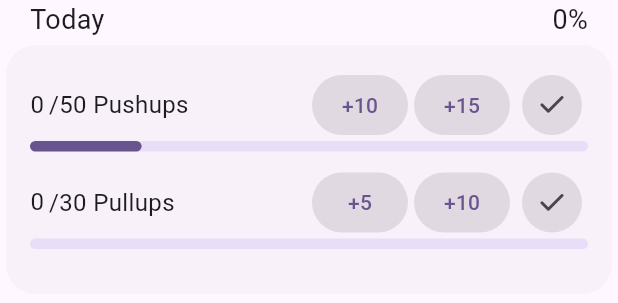
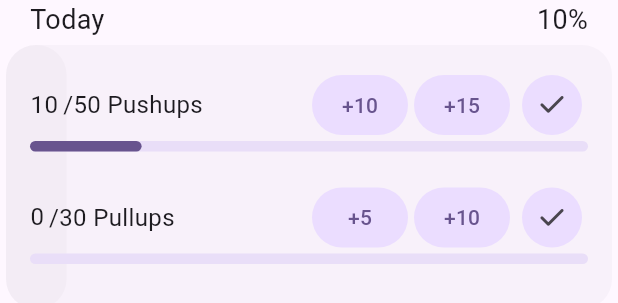
Before and after one commit to jan-kuwert/routine, a Flutter app: the DailyCard widget shown alone on an empty page, opened directly, after a tap on an icon or button, on a phone screen of 412 x 824 dp. Shown: the top 303 px of the screen. Run offline on Flutter 3.47's test engine with Material 3 defaults, Android fonts, the phone set to English and light mode, and no system bars; our stand-ins replace flutter_expandable_fab, isar; accounts and stored records are empty; generated files the repository leaves out were written again.

Commit message:
calculate totalprogress of all exercises in parent (daily_card)

```diff
--- a/assets/exercises.json
+++ b/assets/exercises.json
@@ -2,54 +2,54 @@
     {
       "name": "pushups",
       "type": "repetitions",
-      "max": 50,
+      "goal": 50,
       "button1value": 10,
       "button2value": 15
     },
     {
       "name": "pullups",
       "type": "repetitions",
-      "max": 30,
+      "goal": 30,
       "button1value": 5,
       "button2value": 10
     },
     {
       "name": "squats",
       "type": "repetitions",
-      "max": 50,
+      "goal": 50,
       "button1value": 10,
       "button2value": 15
     },
     {
       "name": "plank",
       "type": "time",
-      "max": 150
+      "goal": 150
     },
     {
       "name": "situps",
       "type": "repetitions",
-      "max": 50,
+      "goal": 50,
       "button1value": 10,
       "button2value": 15
     },
     {
       "name": "leg raises",
       "type": "repetitions",
-      "max": 50,
+      "goal": 50,
       "button1value": 10,
       "button2value": 15
     },
     {
       "name": "russian twists",
       "type": "repetitions",
-      "max": 50,
+      "goal": 50,
       "button1value": 10,
       "button2value": 15
     },
     {
       "name": "mountain climbers",
       "type": "repetitions",
-      "max": 50,
+      "goal": 50,
       "button1value": 10,
       "button2value": 15
     }
--- a/lib/components/daily_card.dart
+++ b/lib/components/daily_card.dart
@@ -22,19 +22,9 @@ class _DailyCardState extends State<DailyCard> {
 
   static const exerciseNames = ['pushups', 'pullups'];
   late Map<String, dynamic> exercises = {};
+  final Map<String, double> _exerciseProgress = {};
 
-  final List<GlobalKey<ExerciseRowState>> _exerciseRowKeys =
-      <GlobalKey<ExerciseRowState>>[
-    for (var i = 0; i < exerciseNames.length; i++)
-      GlobalKey<ExerciseRowState>(),
-  ];
-
-  @override
-  void initState() {
-    super.initState();
-    // We need to use Future.delayed because context isn't available immediately in initState
-    Future.microtask(() => loadExercises());
-  }
+  double totalProgress = 0.0;
 
   Future<void> loadExercises() async {
     try {
@@ -55,26 +45,33 @@ class _DailyCardState extends State<DailyCard> {
       });
     } catch (e) {
       debugPrint('Error loading Exercises: $e');
+
       exercises = {};
     }
   }
 
-  // Getter for progress calculation
-  double get totalProgress {
-    double totalCounter = 0;
-    for (var exercise in exercises.entries) {
-      totalCounter += _exerciseRowKeys[exerciseNames.indexOf(exercise.key)]
-              .currentState
-              ?.counter ??
-          0;
-    }
-    return totalCounter;
+  final List<GlobalKey<ExerciseRowState>> _exerciseRowKeys =
+      <GlobalKey<ExerciseRowState>>[
+    for (var i = 0; i < exerciseNames.length; i++)
+      GlobalKey<ExerciseRowState>(),
+  ];
+
+  void _updateProgress(String exerciseName, double progress) {
+    _exerciseProgress[exerciseName] = progress;
+
+    debugPrint('Progress: $_exerciseProgress');
+
+    totalProgress =
+        _exerciseProgress.values.reduce((a, b) => a + b) / exerciseNames.length;
+    setState(() {}); // Only rebuild when total progress changes
   }
 
-  int pushupCounter = 0;
-  int maxPushups = 50;
-  int pullupCounter = 0;
-  int maxPullups = 25;
+  @override
+  void initState() {
+    super.initState();
+    // We need to use Future.delayed because context isn't available immediately in initState
+    Future.microtask(() => loadExercises());
+  }
 
   @override
   void dispose() {
@@ -92,10 +89,7 @@ class _DailyCardState extends State<DailyCard> {
             Row(
               children: [
                 Text(widget.title, style: const TextStyle(fontSize: 18.0)),
-                if (exerciseNames.isNotEmpty &&
-                    ((pushupCounter / maxPushups + pullupCounter / maxPullups) /
-                            2) ==
-                        1)
+                if (exerciseNames.isNotEmpty && totalProgress >= 1)
                   const Padding(
                     padding: EdgeInsets.only(left: 8.0),
                     child: Icon(
@@ -106,8 +100,7 @@ class _DailyCardState extends State<DailyCard> {
               ],
             ),
             if (exerciseNames.isNotEmpty)
-              Text(
-                  '${(((pushupCounter / maxPushups + pullupCounter / maxPullups) / 2) * 100).round()}%',
+              Text('${(totalProgress * 100).round()}%',
                   style: const TextStyle(fontSize: 18.0)),
           ],
         ),
@@ -124,11 +117,9 @@ class _DailyCardState extends State<DailyCard> {
               Positioned.fill(
                 child: exerciseNames.isNotEmpty
                     ? LinearProgressIndicator(
-                        value: (pushupCounter / maxPushups +
-                                pullupCounter / maxPullups) /
-                            2,
+                        value: totalProgress,
                         minHeight: 1.0,
-                        color: const Color.fromARGB(10, 0, 0, 0),
+                        color: const Color.fromARGB(5, 0, 0, 0),
                         backgroundColor: Colors.transparent,
                         borderRadius: BorderRadius.circular(20.0),
                       )
@@ -144,20 +135,24 @@ class _DailyCardState extends State<DailyCard> {
                             child: Padding(
                               padding: const EdgeInsets.only(bottom: 10.0),
                               child: Column(
-                                spacing: 10.0,
+                                spacing: 20.0,
                                 children: [
                                   for (var exercise in exercises.entries)
                                     ExerciseRow(
-                                      key: _exerciseRowKeys[
-                                          exerciseNames.indexOf(exercise.key)],
-                                      title: exercise.key[0].toUpperCase() +
-                                          exercise.key.substring(1),
-                                      max: exercise.value['max'] ?? 0,
-                                      button1Value:
-                                          (exercise.value['button1value'] ?? 0),
-                                      button2Value:
-                                          (exercise.value['button2value'] ?? 0),
-                                    ),
+                                        key: _exerciseRowKeys[exerciseNames
+                                            .indexOf(exercise.key)],
+                                        title: exercise.key[0].toUpperCase() +
+                                            exercise.key.substring(1),
+                                        goal: exercise.value['goal'] ?? 0,
+                                        button1Value:
+                                            (exercise.value['button1value'] ??
+                                                0),
+                                        button2Value:
+                                            (exercise.value['button2value'] ??
+                                                0),
+                                        onProgressChange: (progress) =>
+                                            _updateProgress(
+                                                exercise.key, progress)),
                                 ],
                               ),
                             ),
--- a/lib/sport/exercise_row.dart
+++ b/lib/sport/exercise_row.dart
@@ -4,16 +4,18 @@ import 'package:routine/routine_icon_pack_icons.dart';
 
 class ExerciseRow extends StatefulWidget {
   final String title;
-  final int max;
+  final int goal;
   final int button1Value;
   final int button2Value;
+  final Function(double) onProgressChange;
 
   const ExerciseRow({
     super.key,
-    required this.title,
-    required this.max,
-    required this.button1Value,
+    required this.title, // title of the exercise like 'Pushup'
+    required this.goal, // the goal of the exercise like '50' reps or '3:00'
+    required this.button1Value, // value of increment button 1
     required this.button2Value,
+    required this.onProgressChange, // callback to update the progress in parent
   });
 
   @override
@@ -26,18 +28,22 @@ class ExerciseRowState extends State<ExerciseRow> {
 
   int get button1Value => widget.button1Value;
   int get button2Value => widget.button2Value;
-  int get max => widget.max;
+  int get goal => widget.goal;
   String get title => widget.title;
 
   int counter = 0;
 
-  void _increment(int value) async {
+  void _increment(int increment) async {
+    int value = counter + increment;
+    debugPrint('Incrementing $title by $increment to $value');
+    _updateCounter(value);
+  }
+
+  void _updateCounter(int value) async {
     setState(() {
-      if (counter <= max - value) {
-        counter += value;
-      } else {
-        counter = max;
-      }
+      counter = value;
+      _controller.text = value.toString();
+      widget.onProgressChange(counter / goal > 1.0 ? 1.0 : counter / goal);
     });
   }
 
@@ -88,17 +94,21 @@ class ExerciseRowState extends State<ExerciseRow> {
                             LengthLimitingTextInputFormatter(2),
                           ],
                           keyboardType: TextInputType.number,
+                          onChanged: (value) {
+                            _updateCounter(
+                                value.isEmpty ? 0 : int.parse(value));
+                          },
                         ),
                       ),
                     ),
                     Text(
-                      '/$max $title',
+                      '/$goal $title',
                       style: const TextStyle(
                         fontSize: 16.0,
                       ),
                       softWrap: true,
                     ),
-                    if (counter == max)
+                    if (counter >= goal)
                       const Padding(
                         padding: EdgeInsets.only(left: 8.0),
                         child: Icon(RoutineIconPack.check, color: Colors.green),
@@ -112,7 +122,7 @@ class ExerciseRowState extends State<ExerciseRow> {
                   TextButton(
                     style: ButtonStyle(
                       backgroundColor: WidgetStateProperty.all<Color>(
-                          const Color.fromARGB(25, 0, 0, 0)),
+                          Theme.of(context).colorScheme.primaryContainer),
                     ),
                     onPressed: () {
                       _increment(button1Value);
@@ -122,22 +132,22 @@ class ExerciseRowState extends State<ExerciseRow> {
                   TextButton(
                     style: ButtonStyle(
                       backgroundColor: WidgetStateProperty.all<Color>(
-                          const Color.fromARGB(25, 0, 0, 0)),
+                          Theme.of(context).colorScheme.primaryContainer),
                     ),
                     onPressed: () {
                       _increment(button2Value);
                     },
                     child: Text('+$button2Value'),
                   ),
-                  if (counter < max)
+                  if (counter < goal)
                     IconButton(
                       icon: const Icon(RoutineIconPack.check),
                       style: ButtonStyle(
                         backgroundColor: WidgetStateProperty.all<Color>(
-                            const Color.fromARGB(25, 0, 0, 0)),
+                            Theme.of(context).colorScheme.primaryContainer),
                       ),
                       onPressed: () {
-                        _increment(max - counter);
+                        _increment(goal - counter);
                       },
                     ),
                 ],
@@ -145,9 +155,9 @@ class ExerciseRowState extends State<ExerciseRow> {
             ],
           ),
         ),
-        if (counter < max)
+        if (counter < goal)
           LinearProgressIndicator(
-            value: counter / max,
+            value: counter / goal,
             minHeight: 7.0,
             borderRadius: BorderRadius.circular(20.0),
           ),
```
Also changed, not shown: 4 other files.
